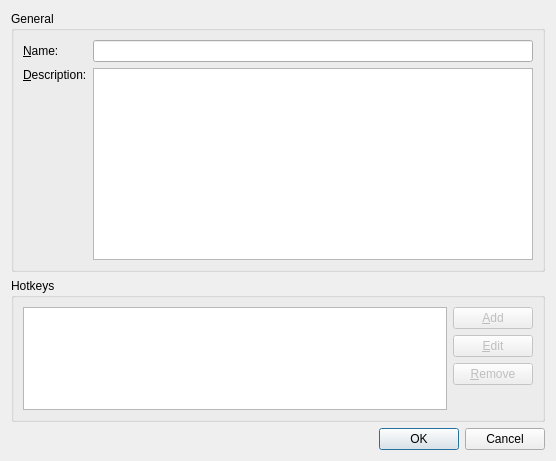
Qt form src/grauchy/src/grauchy/packagedialog.ui (Slesa/Trinity) before a commit.
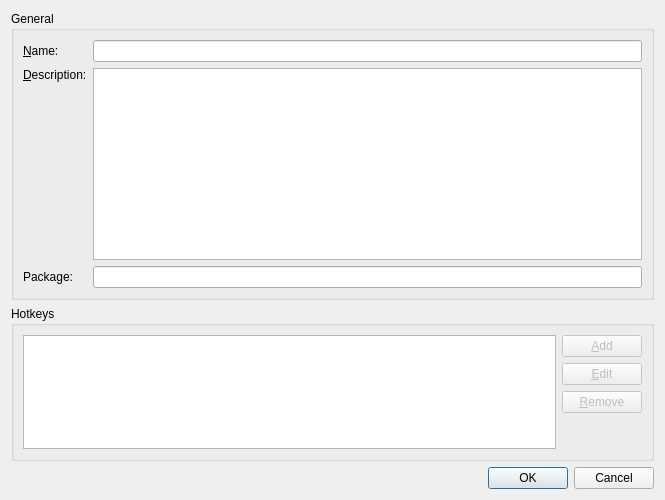
The same form after that commit. Icons and pictures are not drawn.

Commit message: Filter hotkeys of a package.

Diff of the .ui file:
```diff
--- a/src/grauchy/src/grauchy/packagedialog.ui
+++ b/src/grauchy/src/grauchy/packagedialog.ui
@@ -6,8 +6,8 @@
    <rect>
     <x>0</x>
     <y>0</y>
-    <width>556</width>
-    <height>461</height>
+    <width>665</width>
+    <height>500</height>
    </rect>
   </property>
   <property name="windowTitle">
@@ -30,10 +30,10 @@
         </property>
        </widget>
       </item>
-      <item row="0" column="2">
+      <item row="0" column="1">
        <widget class="QLineEdit" name="lineName"/>
       </item>
-      <item row="1" column="0" colspan="2">
+      <item row="1" column="0">
        <widget class="QLabel" name="labelDescr">
         <property name="text">
          <string>&amp;Description:</string>
@@ -46,7 +46,7 @@
         </property>
        </widget>
       </item>
-      <item row="1" column="2">
+      <item row="1" column="1">
        <widget class="QPlainTextEdit" name="textDescr">
         <property name="sizePolicy">
          <sizepolicy hsizetype="Expanding" vsizetype="Minimum">
@@ -56,11 +56,31 @@
         </property>
        </widget>
       </item>
+      <item row="2" column="0">
+       <widget class="QLabel" name="labelPackage">
+        <property name="text">
+         <string>Package:</string>
+        </property>
+       </widget>
+      </item>
+      <item row="2" column="1">
+       <widget class="QLineEdit" name="linePackage">
+        <property name="readOnly">
+         <bool>true</bool>
+        </property>
+       </widget>
+      </item>
      </layout>
     </widget>
    </item>
    <item>
     <widget class="QGroupBox" name="groupHotkeys">
+     <property name="sizePolicy">
+      <sizepolicy hsizetype="Preferred" vsizetype="Expanding">
+       <horstretch>0</horstretch>
+       <verstretch>0</verstretch>
+      </sizepolicy>
+     </property>
      <property name="title">
       <string>Hotkeys</string>
      </property>
@@ -70,9 +90,15 @@
         <property name="editTriggers">
          <set>QAbstractItemView::AnyKeyPressed|QAbstractItemView::EditKeyPressed</set>
         </property>
+        <property name="alternatingRowColors">
+         <bool>true</bool>
+        </property>
         <property name="selectionMode">
          <enum>QAbstractItemView::SingleSelection</enum>
         </property>
+        <property name="selectionBehavior">
+         <enum>QAbstractItemView::SelectRows</enum>
+        </property>
        </widget>
       </item>
       <item>
```
The commit also changes 1 other file.
